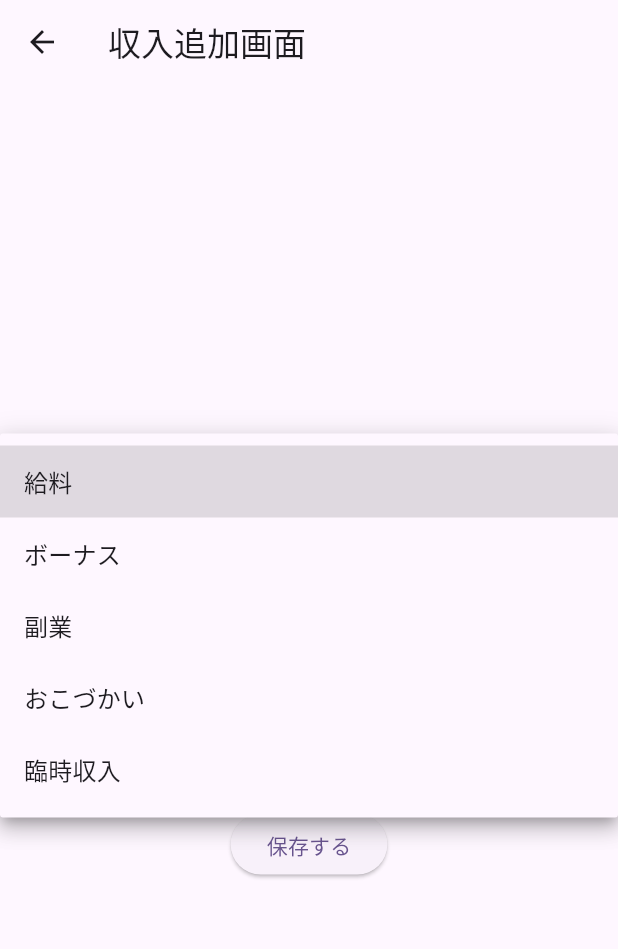
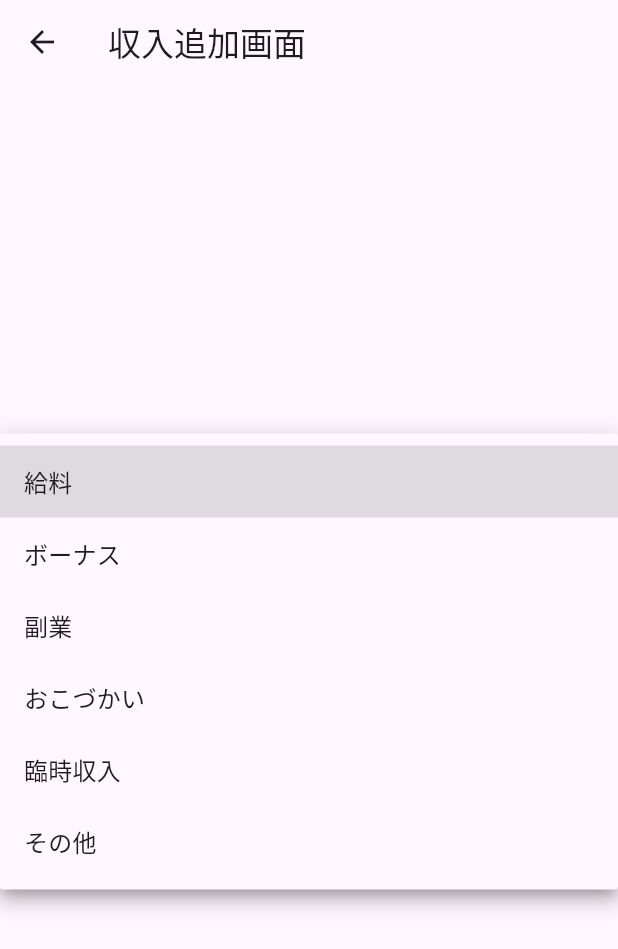
Before and after one commit to iwasitamasayosi/flutter_application_1, a Flutter app: the MyFirestorePage screen opened directly, after a tap on "収入のカテゴリ", on a phone screen of 412 x 824 dp. Shown: the top 949 px of the screen. Run offline on Flutter 3.47's test engine with Material 3 defaults, Android fonts, the phone set to English and light mode, and no system bars; our stand-ins replace cloud_firestore, firebase_core, fl_chart; accounts and stored records are empty.

Commit message:
入力カテゴリの追加

```diff
--- a/lib/Income_Screen.dart
+++ b/lib/Income_Screen.dart
@@ -35,7 +35,7 @@ class Income_screen extends State<MyFirestorePage> {
   String? _selectedCategory;
   DateTime? _selectedDate;
 
-  final List<String> _categories = ['給料', 'ボーナス', '副業', 'おこづかい','臨時収入'];
+  final List<String> _categories = ['給料', 'ボーナス', '副業', 'おこづかい','臨時収入','その他'];
 
   Future<void> _pickDate() async {
     final DateTime? picked = await showDatePicker(
```
Also changed, not shown: lib/Report.dart (+3 -8 lines).
